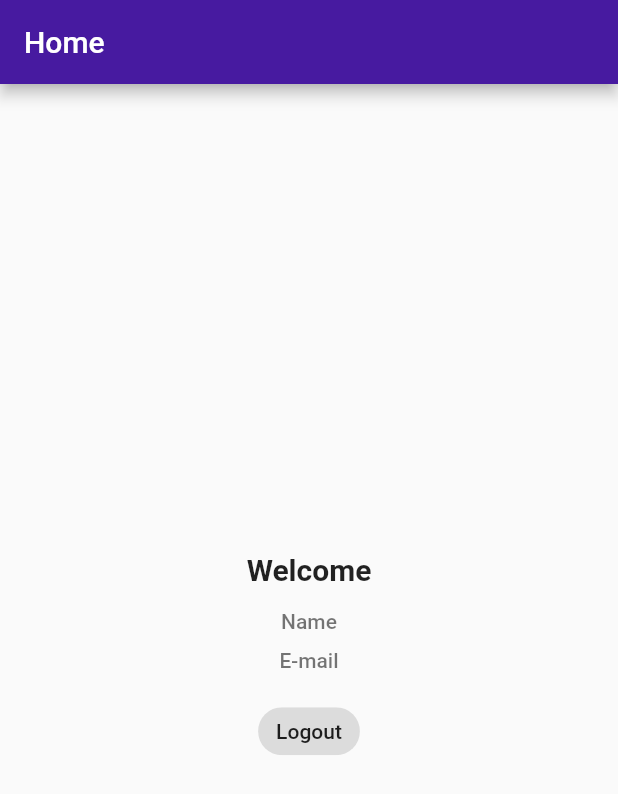
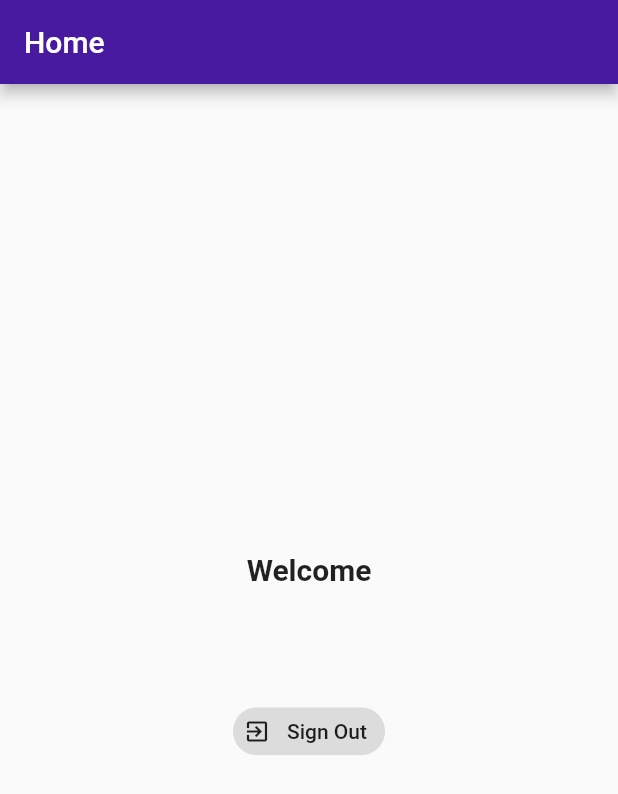
Before and after one commit to YunusEmreAkyildiz/smart_refrigerator_app, a Flutter app: the HomeScreen screen opened directly, on a phone screen of 412 x 824 dp. Shown: the top 794 px of the screen. Run offline on Flutter 3.47's test engine with Material 2 defaults, Android fonts, the phone set to English and light mode, and no system bars; our stand-ins replace cloud_firestore, firebase_auth, firebase_core, fluttertoast; accounts and stored records are empty.

Commit message:
Sign out function and data fetch added
Sign out function and data fetching of logged in user from db added.

```diff
--- a/lib/screens/home_screen.dart
+++ b/lib/screens/home_screen.dart
@@ -1,5 +1,9 @@
+import 'package:cloud_firestore/cloud_firestore.dart';
+import 'package:firebase_auth/firebase_auth.dart';
 import 'package:flutter/material.dart';
 import 'package:smart_refrigerator_app/constants/texts.dart';
+import 'package:smart_refrigerator_app/model/user_model.dart';
+import 'package:smart_refrigerator_app/services/functions.dart';
 
 class HomeScreen extends StatefulWidget {
   const HomeScreen({super.key});
@@ -9,6 +13,22 @@ class HomeScreen extends StatefulWidget {
 }
 
 class _HomeScreenState extends State<HomeScreen> {
+  User? user = FirebaseAuth.instance.currentUser;
+  UserModel loggedInUser = UserModel();
+
+  @override
+  void initState() {
+    super.initState();
+    FirebaseFirestore.instance
+        .collection('users')
+        .doc(user!.uid)
+        .get()
+        .then((value) {
+      loggedInUser = UserModel.fromMap(value.data());
+      setState(() {});
+    });
+  }
+
   @override
   Widget build(BuildContext context) {
     return Scaffold(
@@ -24,17 +44,20 @@ class _HomeScreenState extends State<HomeScreen> {
               style: TextStyle(fontSize: 20, fontWeight: FontWeight.bold),
             ),
             const SizedBox(height: 15),
-            const Text('Name',
-                style: TextStyle(
+            Text('${loggedInUser.firstName} ${loggedInUser.lastName}',
+                style: const TextStyle(
                     color: Colors.black54, fontWeight: FontWeight.w500)),
             const SizedBox(height: 10),
-            const Text('E-mail',
-                style: TextStyle(
+            Text('${loggedInUser.email}',
+                style: const TextStyle(
                     color: Colors.black54, fontWeight: FontWeight.w500)),
             const SizedBox(height: 15),
             ActionChip(
-              label: const Text('Logout'),
-              onPressed: () {},
+              avatar: Icon(Icons.exit_to_app),
+              label: const Text('Sign Out'),
+              onPressed: () {
+                signOut(context);
+              },
             )
           ],
         ),
```
Also changed, not shown: lib/services/functions.dart (+14 -3 lines).
